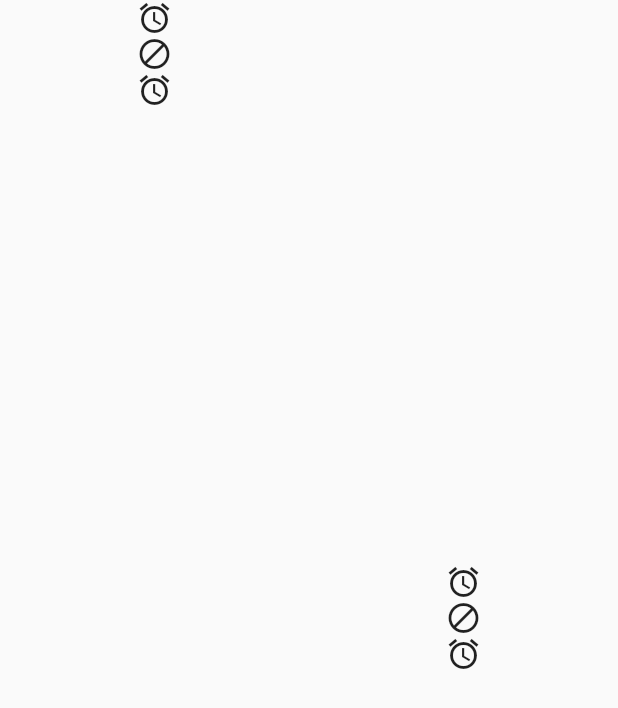
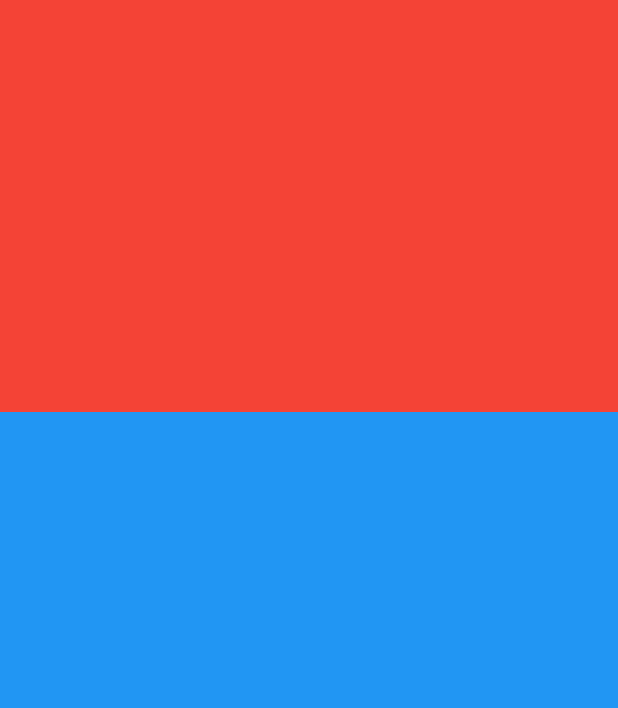
Before and after one commit to Victor1890/flutter_curso, a Flutter app: the screen it shows after launch, on a phone screen of 412 x 824 dp. Shown: the top 708 px of the screen. Run offline on Flutter 3.47's test engine with Material 2 defaults, Android fonts, the phone set to English and light mode, and no system bars.

Commit message:
[ADD] Flexible

```diff
--- a/lib/widget/mainHome.dart
+++ b/lib/widget/mainHome.dart
@@ -32,39 +32,27 @@ class _MyHomePageState extends State<MyHomePage> {
     log('build()');
 
     return Scaffold(
-      body: SafeArea(
-        child: Row(
-          mainAxisSize: MainAxisSize.max,
-          mainAxisAlignment: MainAxisAlignment.start,
-          crossAxisAlignment: CrossAxisAlignment.stretch,
-          children: [
-
-            Expanded(
-
-              child: Column(
-
-                mainAxisSize: MainAxisSize.max,
-                crossAxisAlignment: CrossAxisAlignment.center,
-                children: [
-                  Icon(Icons.alarm),
-                  Icon(Icons.block),
-                  Icon(Icons.access_alarm),
-                ],
-              ),
+      body: Column(
+        children: [
+          Flexible(
+            flex: 1,
+            child: Container(
+              color: Colors.red,
             ),
-            Expanded(
-              child: Column(
-                mainAxisAlignment: MainAxisAlignment.center,
-                crossAxisAlignment: CrossAxisAlignment.stretch,
-                children: [
-                  Icon(Icons.alarm),
-                  Icon(Icons.block),
-                  Icon(Icons.access_alarm),
-                ],
-              ),
-            )
-          ],
-        ),
+          ),
+          Flexible(
+            flex: 2,
+            child: Container(
+              color: Colors.blue,
+            ),
+          ),
+          // Flexible(
+          //   flex: 2,
+          //   child: Container(
+          //     color: Colors.green,
+          //   ),
+          // ),
+        ],
       )
     );
   }
```
